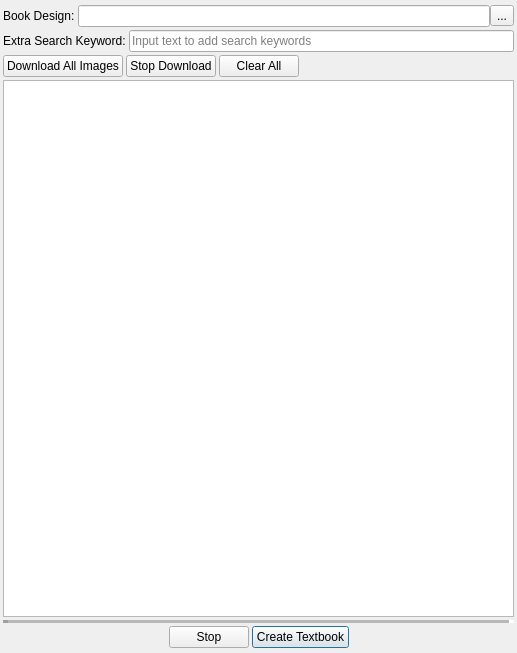
This is design/textdialog.ui in kokimame/joytan as Qt 5 draws it before an edit. The edited form follows.
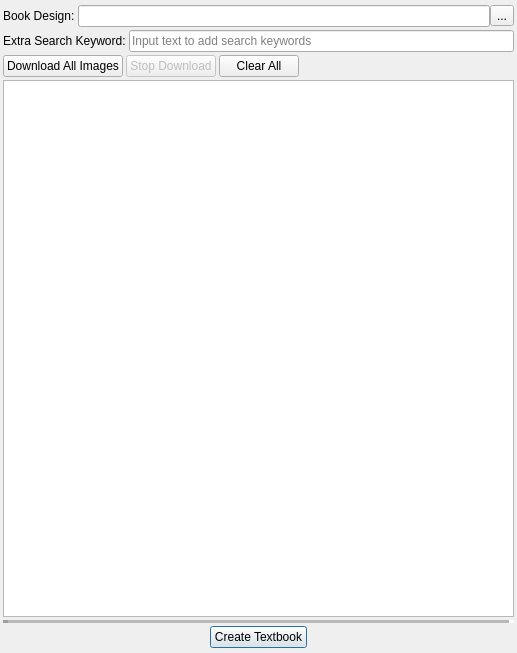
This is the edited form.

Commit message: Disable inputs while automatic downloading

What changed in the file:
```diff
--- a/design/textdialog.ui
+++ b/design/textdialog.ui
@@ -99,7 +99,7 @@
      <item>
       <widget class="QPushButton" name="stopBtn">
        <property name="enabled">
-        <bool>true</bool>
+        <bool>false</bool>
        </property>
        <property name="text">
         <string>Stop Download</string>
@@ -175,16 +175,6 @@
        </property>
       </spacer>
      </item>
-     <item>
-      <widget class="QPushButton" name="cancelBtn">
-       <property name="text">
-        <string>Stop</string>
-       </property>
-       <property name="autoDefault">
-        <bool>false</bool>
-       </property>
-      </widget>
-     </item>
      <item>
       <widget class="QPushButton" name="startBtn">
        <property name="text">
```
The commit also changes 2 other files.
